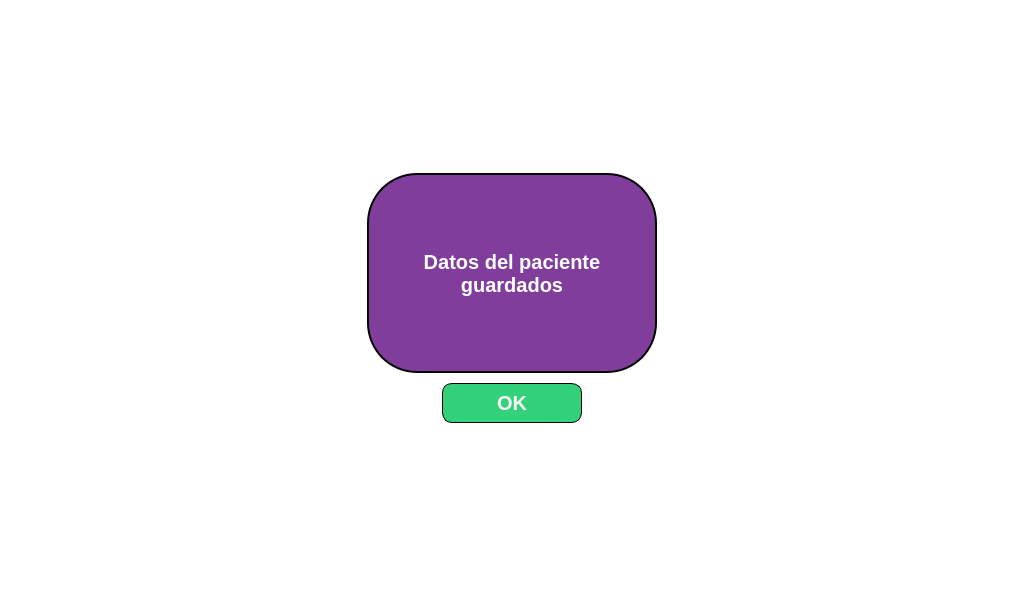
Above: pop_up.ui from JulianDuque97/EPI before the change. Below: the same form after it.
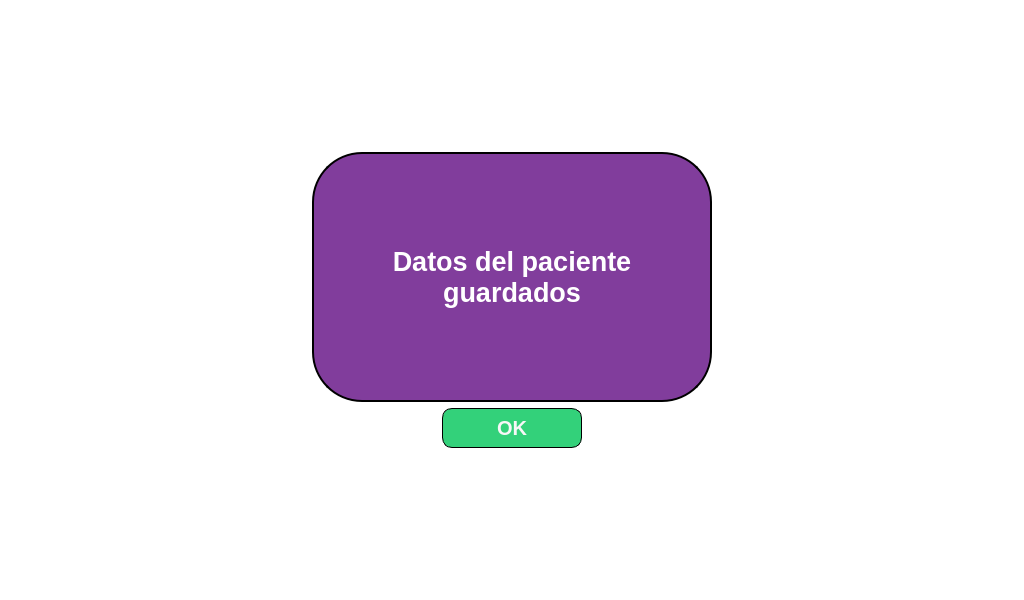
That is the form after the change. Icons and pictures are not drawn.

```diff
--- a/pop_up.ui
+++ b/pop_up.ui
@@ -35,15 +35,34 @@
   <widget class="QWidget" name="centralwidget">
    <layout class="QGridLayout" name="gridLayout">
     <item row="0" column="1">
-     <widget class="QFrame" name="frame">
-      <property name="frameShape">
-       <enum>QFrame::NoFrame</enum>
+     <spacer name="verticalSpacer">
+      <property name="orientation">
+       <enum>Qt::Vertical</enum>
       </property>
-      <property name="frameShadow">
-       <enum>QFrame::Plain</enum>
+      <property name="sizeHint" stdset="0">
+       <size>
+        <width>20</width>
+        <height>40</height>
+       </size>
       </property>
-      <layout class="QGridLayout" name="gridLayout_2">
+     </spacer>
+    </item>
        <item row="1" column="0">
+     <spacer name="horizontalSpacer_3">
+      <property name="orientation">
+       <enum>Qt::Horizontal</enum>
+      </property>
+      <property name="sizeHint" stdset="0">
+       <size>
+        <width>40</width>
+        <height>20</height>
+       </size>
+      </property>
+     </spacer>
+    </item>
+    <item row="1" column="1">
+     <layout class="QVBoxLayout" name="verticalLayout_2">
+      <item>
         <widget class="QFrame" name="frame_2">
          <property name="sizePolicy">
           <sizepolicy hsizetype="Preferred" vsizetype="Preferred">
@@ -53,14 +72,14 @@
          </property>
          <property name="minimumSize">
           <size>
-           <width>290</width>
-           <height>200</height>
+          <width>400</width>
+          <height>250</height>
           </size>
          </property>
          <property name="maximumSize">
           <size>
-           <width>290</width>
-           <height>200</height>
+          <width>16777215</width>
+          <height>16777215</height>
           </size>
          </property>
          <property name="styleSheet">
@@ -82,7 +101,7 @@
            <widget class="QLabel" name="label_43">
             <property name="font">
              <font>
-              <pointsize>15</pointsize>
+             <pointsize>20</pointsize>
               <weight>75</weight>
               <bold>true</bold>
              </font>
@@ -112,7 +131,7 @@
          </layout>
         </widget>
        </item>
-       <item row="2" column="0">
+      <item>
         <layout class="QHBoxLayout" name="horizontalLayout">
          <item>
           <spacer name="horizontalSpacer">
@@ -121,8 +140,8 @@
            </property>
            <property name="sizeHint" stdset="0">
             <size>
-             <width>13</width>
-             <height>48</height>
+            <width>40</width>
+            <height>20</height>
             </size>
            </property>
           </spacer>
@@ -135,6 +154,12 @@
              <height>40</height>
             </size>
            </property>
+          <property name="maximumSize">
+           <size>
+            <width>140</width>
+            <height>16777215</height>
+           </size>
+          </property>
            <property name="font">
             <font>
              <pointsize>15</pointsize>
@@ -173,28 +198,30 @@
            </property>
            <property name="sizeHint" stdset="0">
             <size>
-             <width>13</width>
-             <height>48</height>
+            <width>40</width>
+            <height>20</height>
             </size>
            </property>
           </spacer>
          </item>
         </layout>
        </item>
-       <item row="0" column="0">
-        <spacer name="verticalSpacer">
+     </layout>
+    </item>
+    <item row="1" column="2">
+     <spacer name="horizontalSpacer_4">
          <property name="orientation">
-          <enum>Qt::Vertical</enum>
+       <enum>Qt::Horizontal</enum>
          </property>
          <property name="sizeHint" stdset="0">
           <size>
-           <width>20</width>
-           <height>40</height>
+        <width>40</width>
+        <height>20</height>
           </size>
          </property>
         </spacer>
        </item>
-       <item row="3" column="0">
+    <item row="2" column="1">
         <spacer name="verticalSpacer_2">
          <property name="orientation">
           <enum>Qt::Vertical</enum>
@@ -203,41 +230,6 @@
           <size>
            <width>20</width>
            <height>40</height>
-          </size>
-         </property>
-        </spacer>
-       </item>
-      </layout>
-     </widget>
-    </item>
-    <item row="0" column="2">
-     <spacer name="horizontalSpacer_7">
-      <property name="orientation">
-       <enum>Qt::Horizontal</enum>
-      </property>
-      <property name="sizeType">
-       <enum>QSizePolicy::Expanding</enum>
-      </property>
-      <property name="sizeHint" stdset="0">
-       <size>
-        <width>500</width>
-        <height>20</height>
-       </size>
-      </property>
-     </spacer>
-    </item>
-    <item row="0" column="0">
-     <spacer name="horizontalSpacer_6">
-      <property name="orientation">
-       <enum>Qt::Horizontal</enum>
-      </property>
-      <property name="sizeType">
-       <enum>QSizePolicy::Expanding</enum>
-      </property>
-      <property name="sizeHint" stdset="0">
-       <size>
-        <width>500</width>
-        <height>20</height>
        </size>
       </property>
      </spacer>
```
Lines whose indentation alone changed are shown as unchanged.
